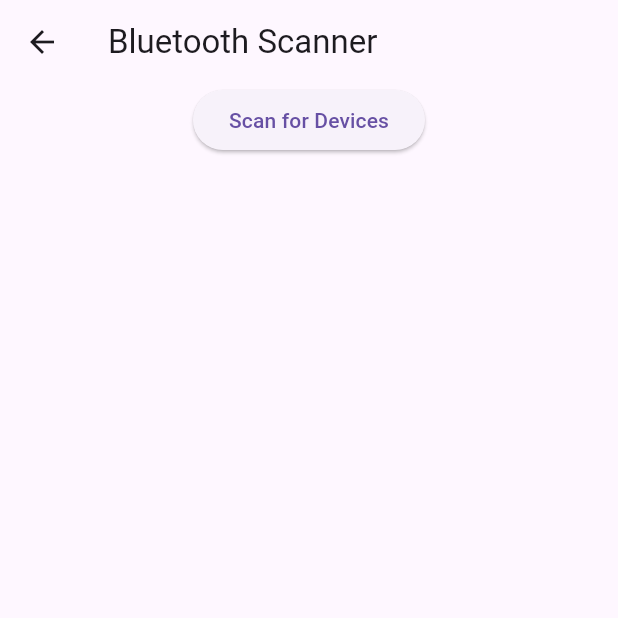
After one commit to exhale96/greenkeeper-app, a Flutter app: the screen it shows after launch, after a tap on "Bluetooth Settings", on a phone screen of 412 x 824 dp, the top half of it. The commit adds this screen. Run offline on Flutter 3.47's test engine with Material 3 defaults, Android fonts, the phone set to English and light mode, and no system bars; our stand-ins replace flutter_blue_plus, permission_handler; missing offline and left inert: flutter_joystick; statements that could not run were skipped.

Commit message:
Added Bluetooth functionality

```diff
--- /dev/null
+++ b/lib/bluetooth_page.dart
@@ -0,0 +1,99 @@
+import 'package:flutter/material.dart';
+import 'package:flutter_blue_plus/flutter_blue_plus.dart';
+import 'package:permission_handler/permission_handler.dart';
+
+class BluetoothPage extends StatefulWidget {
+  @override
+  _BluetoothPageState createState() => _BluetoothPageState();
+}
+
+class _BluetoothPageState extends State<BluetoothPage> {
+  FlutterBluePlus flutterBlue = FlutterBluePlus();
+  List<BluetoothDevice> devices = [];
+
+  @override
+  void initState() {
+    super.initState();
+    requestPermissions();
+  }
+
+  // Request necessary permissions for Bluetooth
+  Future<void> requestPermissions() async {
+    await [
+      Permission.bluetoothScan,
+      Permission.bluetoothConnect,
+      Permission.location
+    ].request();
+    scanForDevices();
+  }
+
+  // Scan for Bluetooth devices
+  void scanForDevices() async {
+    var status = await Permission.bluetoothScan.request();
+    if (status.isGranted) {
+      devices.clear();
+
+      // Start scanning
+      FlutterBluePlus.scan();
+
+      // Listen for devices being discovered
+      FlutterBluePlus.scanResults.listen((results) {
+        for (ScanResult result in results) {
+          if (!devices.any((device) => device.remoteId == result.device.remoteId)) {
+            setState(() {
+              devices.add(result.device);
+            });
+          }
+        }
+      });
+
+      // Stop scanning after 5 seconds
+      await Future.delayed(Duration(seconds: 5));
+      FlutterBluePlus.stopScan();
+    } else {
+      print("Bluetooth scan permission denied");
+    }
+  }
+
+
+  // Connect to a selected Bluetooth device
+  void connectToDevice(BluetoothDevice device) async {
+    try {
+      await device.connect();
+      ScaffoldMessenger.of(context).showSnackBar(
+        SnackBar(content: Text("Connected to ${device.platformName}")),
+      );
+    } catch (e) {
+      print("Error connecting: $e");
+    }
+  }
+
+  @override
+  Widget build(BuildContext context) {
+    return Scaffold(
+      appBar: AppBar(title: Text("Bluetooth Scanner")),
+      body: Column(
+        children: [
+          ElevatedButton(
+            onPressed: scanForDevices,
+            child: Text("Scan for Devices"),
+          ),
+          Expanded(
+            child: ListView.builder(
+              itemCount: devices.length,
+              itemBuilder: (context, index) {
+                return ListTile(
+                  title: Text(devices[index].platformName.isNotEmpty
+                      ? devices[index].platformName
+                      : "Unknown Device"),
+                  subtitle: Text(devices[index].remoteId.toString()),
+                  onTap: () => connectToDevice(devices[index]),
+                );
+              },
+            ),
+          ),
+        ],
+      ),
+    );
+  }
+}
--- a/lib/main.dart
+++ b/lib/main.dart
@@ -1,5 +1,6 @@
 import 'package:flutter/material.dart';
 import 'package:flutter_joystick/flutter_joystick.dart';
+import 'bluetooth_page.dart'; // Import Bluetooth page
 
 void main() {
   runApp(const JoystickExampleApp());
@@ -18,7 +19,7 @@ class JoystickExampleApp extends StatelessWidget {
         backgroundColor: Color(0xFF2E3B32),
         appBar: AppBar(
           backgroundColor: Color(0xFF06261D),
-          title: const Text('GreenKeeper',style: TextStyle(color: Colors.white)),
+          title: const Text('GreenKeeper', style: TextStyle(color: Colors.white)),
           centerTitle: true,
         ),
         body: const MainPage(),
@@ -46,6 +47,15 @@ class MainPage extends StatelessWidget {
               );
             },
             label: 'Joystick Control & Mapping',
+          ),
+          Button(
+            onPressed: () {
+              Navigator.push(
+                context,
+                MaterialPageRoute(builder: (context) => BluetoothPage()), // Navigate to Bluetooth Page
+              );
+            },
+            label: 'Bluetooth Settings',
           ),
         ],
       ),
@@ -77,7 +87,7 @@ class _JoystickExampleState extends State<JoystickExample> {
       appBar: AppBar(
         backgroundColor: Color(0xFF06261D),
         iconTheme: IconThemeData(color: Colors.white),
-        title: const Text('Control/Mapping',style: TextStyle(color: Colors.white)),
+        title: const Text('Control/Mapping', style: TextStyle(color: Colors.white)),
         centerTitle: true,
       ),
       body: SafeArea(
@@ -99,8 +109,7 @@ class _JoystickExampleState extends State<JoystickExample> {
                 ),
                 stick: JoystickStick(
                   decoration: JoystickStickDecoration(
-                      color: Color(0xFFd0d1bc),
-                     // shadowColor: Color.fromARGB(255, 255, 223, 0)
+                    color: Color(0xFFd0d1bc),
                   ),
                 ),
                 listener: (details) {
--- a/pubspec.yaml
+++ b/pubspec.yaml
@@ -35,6 +35,9 @@ dependencies:
   # Use with the CupertinoIcons class for iOS style icons.
   cupertino_icons: ^1.0.8
   flutter_joystick: ^0.2.1
+  flutter_blue_plus: ^1.35.3
+  permission_handler: ^11.0.1
+
 
 dev_dependencies:
   flutter_test:
```
Also changed, not shown: pubspec.lock, 4 other files.
